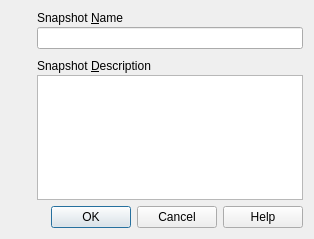
Before: the Qt Designer form vbox/src/VBox/Frontends/VirtualBox/ui/VBoxTakeSnapshotDlg.ui in jljuxgm/vboxgit, drawn with Qt 5.
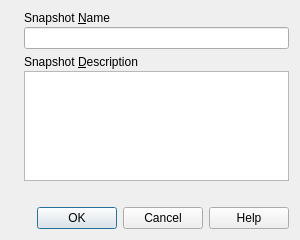
After: the same form once the commit is applied. Custom widgets are drawn as their Qt base class.

Commit message:
commit_25116 ------------------------------------------------------------------------ r25116 | vboxsync | 2009-12-01 03:58:24 +0800 (Tue, 01 Dec 2009) | 1 line
FE/Qt4: 4419: Test immutable images with snapshots: warning for immutable images added.
------------------------------------------------------------------------

The edit to the form file:
```diff
--- a/vbox/src/VBox/Frontends/VirtualBox/ui/VBoxTakeSnapshotDlg.ui
+++ b/vbox/src/VBox/Frontends/VirtualBox/ui/VBoxTakeSnapshotDlg.ui
@@ -17,25 +17,23 @@
  additional information or have any questions.
  </comment>
  <class>VBoxTakeSnapshotDlg</class>
- <widget class="QDialog" name="VBoxTakeSnapshotDlg" >
-  <property name="geometry" >
+ <widget class="QDialog" name="VBoxTakeSnapshotDlg">
+  <property name="geometry">
    <rect>
     <x>0</x>
     <y>0</y>
-    <width>314</width>
-    <height>239</height>
+    <width>300</width>
+    <height>240</height>
    </rect>
   </property>
   <property name="windowTitle" >
    <string>Take Snapshot of Virtual Machine</string>
   </property>
-  <layout class="QVBoxLayout" >
+  <layout class="QGridLayout">
+   <item rowspan="2" row="0" column="0">
+    <layout class="QVBoxLayout">
    <item>
-    <layout class="QHBoxLayout" >
-     <item>
-      <layout class="QVBoxLayout" >
-       <item>
-        <widget class="QLabel" name="mLbIcon" >
+      <widget class="QLabel" name="mLbIcon">
          <property name="sizePolicy" >
           <sizepolicy vsizetype="Preferred" hsizetype="Maximum" >
            <horstretch>0</horstretch>
@@ -52,28 +50,23 @@
          <property name="orientation" >
           <enum>Qt::Vertical</enum>
          </property>
-         <property name="sizeHint" >
+       <property name="sizeHint">
           <size>
-           <width>20</width>
-           <height>40</height>
+         <width>0</width>
+         <height>0</height>
           </size>
          </property>
         </spacer>
        </item>
       </layout>
      </item>
-     <item>
-      <layout class="QVBoxLayout" >
-       <property name="spacing" >
-        <number>10</number>
-       </property>
-       <item>
-        <layout class="QVBoxLayout" >
-         <property name="spacing" >
+   <item row="0" column="1">
+    <layout class="QVBoxLayout">
+     <property name="spacing">
           <number>2</number>
          </property>
          <item>
-          <widget class="QLabel" name="mLbName" >
+      <widget class="QLabel" name="mLbName">
            <property name="text" >
             <string>Snapshot &amp;Name</string>
            </property>
@@ -83,18 +76,18 @@
           </widget>
          </item>
          <item>
-          <widget class="QLineEdit" name="mLeName" />
+      <widget class="QLineEdit" name="mLeName"/>
          </item>
         </layout>
        </item>
-       <item>
-        <layout class="QVBoxLayout" >
-         <property name="spacing" >
+   <item row="1" column="1">
+    <layout class="QVBoxLayout">
+     <property name="spacing">
           <number>2</number>
          </property>
          <item>
-          <widget class="QLabel" name="mLbDescription" >
-           <property name="text" >
+      <widget class="QLabel" name="mLbDescription">
+       <property name="text">
             <string>Snapshot &amp;Description</string>
            </property>
            <property name="buddy" >
@@ -103,17 +96,26 @@
           </widget>
          </item>
          <item>
-          <widget class="QTextEdit" name="mTeDescription" />
+      <widget class="QTextEdit" name="mTeDescription"/>
          </item>
         </layout>
        </item>
-      </layout>
-     </item>
-    </layout>
-   </item>
-   <item>
-    <widget class="QIDialogButtonBox" name="mButtonBox" >
-     <property name="standardButtons" >
+   <item row="2" column="0" colspan="2">
+    <widget class="QILabel" name="mLbInfo">
+     <property name="sizePolicy" >
+      <sizepolicy vsizetype="Preferred" hsizetype="Preferred">
+       <horstretch>0</horstretch>
+       <verstretch>0</verstretch>
+      </sizepolicy>
+     </property>
+     <property name="wordWrap">
+      <bool>true</bool>
+     </property>
+    </widget>
+   </item>
+   <item row="3" column="0" colspan="2">
+    <widget class="QIDialogButtonBox" name="mButtonBox">
+     <property name="standardButtons">
       <set>QDialogButtonBox::Cancel|QDialogButtonBox::Help|QDialogButtonBox::NoButton|QDialogButtonBox::Ok</set>
      </property>
     </widget>
@@ -121,6 +123,11 @@
   </layout>
  </widget>
  <customwidgets>
+  <customwidget>
+   <class>QILabel</class>
+   <extends>QLabel</extends>
+   <header>QILabel.h</header>
+  </customwidget>
   <customwidget>
    <class>QIDialogButtonBox</class>
    <extends>QDialogButtonBox</extends>
```
Left out of the diff: 19 changed lines with no effect on the pictures. Lines whose indentation alone changed are shown as unchanged. The commit also changes 4 other files.
